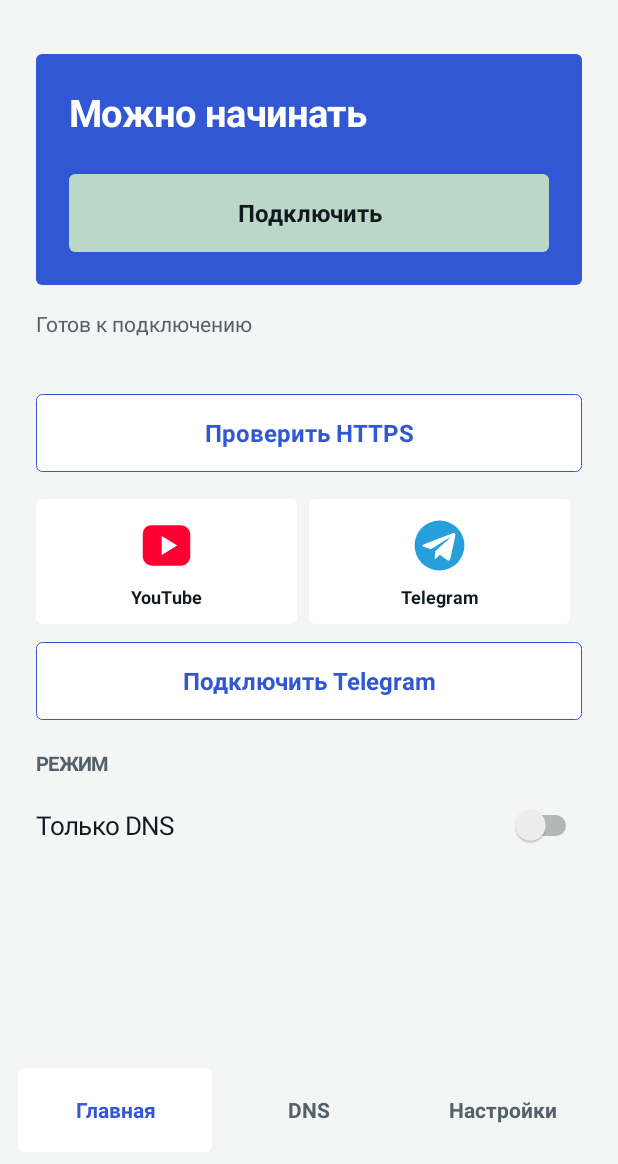
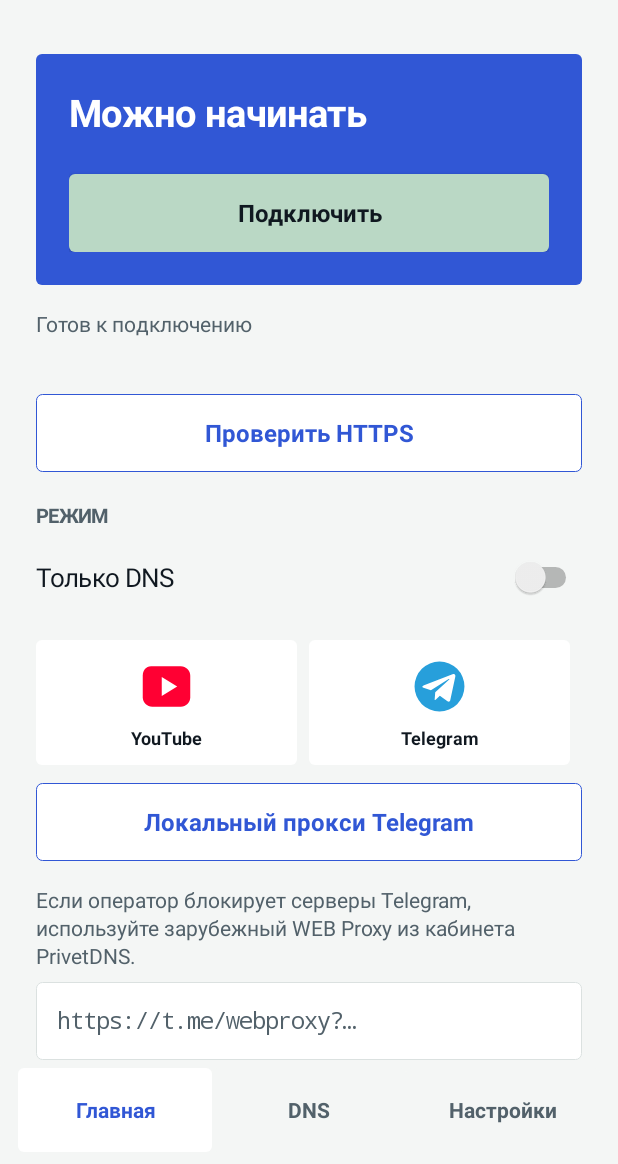
Before and after one commit to privettisha/PrivetZapret-Android, an Android app: the screen it shows after launch (MainActivity), on a phone screen of 412 x 824 dp, the part 72-1236 px from its top. Run offline under Robolectric (Android 15) with nearby library versions, the phone set to English and light mode, and no system bars; pictures from the network do not load.

Commit message:
Add personal Telegram WEB Proxy import on Android

```diff
--- a/app/src/main/java/ru/privetdns/zapret/MainActivity.kt
+++ b/app/src/main/java/ru/privetdns/zapret/MainActivity.kt
@@ -32,6 +32,7 @@ class MainActivity : Activity() {
     private lateinit var healthLine: TextView
     private lateinit var connectionTest: Button
     private lateinit var telegramConnect: Button
+    private lateinit var telegramWebProxyInput: EditText
     private lateinit var mode: Switch
     private lateinit var dnsInput: EditText
     private lateinit var fallbackInput: EditText
@@ -156,6 +157,12 @@ class MainActivity : Activity() {
             startService(Intent(this@MainActivity, TunnelService::class.java).setAction(TunnelService.CHECK))
         }.apply { background = shape(Color.WHITE, blue); setTextColor(blue) }
         addView(connectionTest, LinearLayout.LayoutParams(-1, -2))
+        label("РЕЖИМ")
+        mode = Switch(this@MainActivity).apply {
+            text = "Только DNS"; textSize = 17f; setTextColor(ink); minHeight = dp(48)
+            setOnCheckedChangeListener { _, _ -> if (!refreshing) saveOptions() }
+        }
+        addView(mode)
         space(18)
         val services = LinearLayout(this@MainActivity).apply { gravity = Gravity.CENTER }
         listOf(
@@ -176,17 +183,25 @@ class MainActivity : Activity() {
         }
         addView(services)
         space(12)
-        telegramConnect = button("Подключить Telegram") {
+        telegramConnect = button("Локальный прокси Telegram") {
             if (!openLink("tg://socks?server=127.0.0.1&port=14430"))
                 message("Откройте Telegram → Настройки → Данные и память → Прокси: SOCKS5, 127.0.0.1, порт 14430.")
         }.apply { background = shape(Color.WHITE, blue); setTextColor(blue) }
         addView(telegramConnect, LinearLayout.LayoutParams(-1, -2))
-        label("РЕЖИМ")
-        mode = Switch(this@MainActivity).apply {
-            text = "Только DNS"; textSize = 17f; setTextColor(ink); minHeight = dp(48)
-            setOnCheckedChangeListener { _, _ -> if (!refreshing) saveOptions() }
+        space(16)
+        addView(text("Если оператор блокирует серверы Telegram, используйте зарубежный WEB Proxy из кабинета PrivetDNS.", 14, muted))
+        space(8)
+        telegramWebProxyInput = field("https://t.me/webproxy?…").apply {
+            contentDescription = "Ссылка Telegram WEB Proxy"
+            inputType = InputType.TYPE_CLASS_TEXT or InputType.TYPE_TEXT_VARIATION_PASSWORD or InputType.TYPE_TEXT_FLAG_NO_SUGGESTIONS
         }
-        addView(mode)
+        addView(telegramWebProxyInput)
+        space(8)
+        addView(button("Добавить WEB Proxy в Telegram") {
+            val link = try { TelegramWebProxyLink.parse(telegramWebProxyInput.text.toString()) }
+            catch (e: IllegalArgumentException) { message(e.message ?: "Проверьте ссылку WEB Proxy"); return@button }
+            if (!openLink(link)) message("Telegram не открыл WEB Proxy. Обновите Telegram или добавьте прокси типа WEB вручную: сервер и ключ указаны в вашей ссылке.")
+        }.apply { background = shape(Color.WHITE, blue); setTextColor(blue) }, LinearLayout.LayoutParams(-1, -2))
     }
     private fun dnsPage() = page("DNS", "Личный DoH из кабинета PrivetDNS можно вставить как основной сервер. Если оператор блокирует DoT/853, добавьте DoH как основной или резервный адрес.") {
         addView(text("ОСНОВНОЙ СЕРВЕР", 12, muted, true)); space(8)
```
Also changed, not shown: app/src/main/java/ru/privetdns/zapret/net/TelegramWebProxyLink.kt (added, +27 -0 lines), 2 other files.
